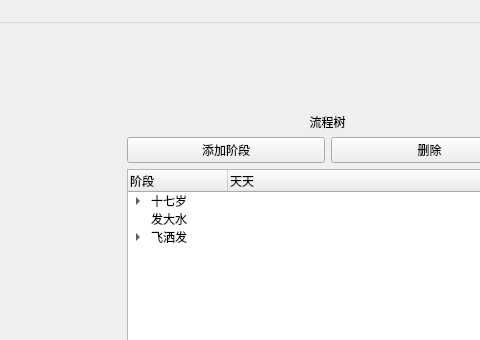
Before: the Qt Designer form mainwindow.ui in woodfsg/QT_ConfigUI, drawn with Qt 5; both pictures show x 433 to 913 and y 0 to 340 of the 1046 by 708 pixel window.
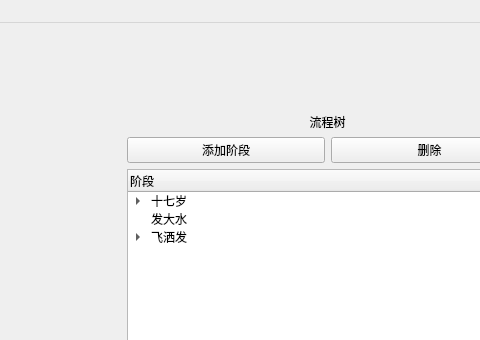
After: the same form once the commit is applied.

What changed in the file:
```diff
--- a/mainwindow.ui
+++ b/mainwindow.ui
@@ -127,18 +127,10 @@
          <string>阶段</string>
         </property>
        </column>
-       <column>
-        <property name="text">
-         <string>天天</string>
-        </property>
-       </column>
        <item>
         <property name="text">
          <string>十七岁</string>
         </property>
-        <property name="text">
-         <string/>
-        </property>
         <item>
          <property name="text">
           <string>你还差</string>
@@ -200,17 +192,11 @@
         <property name="text">
          <string>发大水</string>
         </property>
-        <property name="text">
-         <string/>
-        </property>
        </item>
        <item>
         <property name="text">
          <string>飞洒发</string>
         </property>
-        <property name="text">
-         <string/>
-        </property>
         <item>
          <property name="text">
           <string>发生发</string>
```
Left out of the diff: 24 changed lines with no effect on the pictures.
